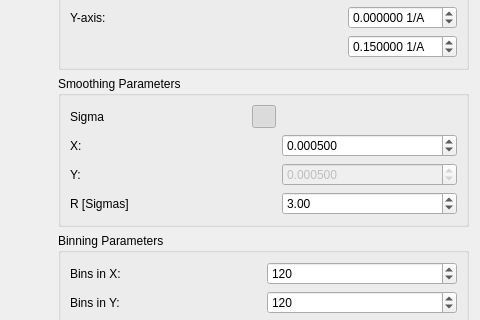
Above: src/quicknxs/views/qt/ui_smooth_dialog.ui from neutrons/quicknxs before the change; both pictures show x 370 to 850 and y 114 to 434 of the 850 by 650 pixel window. Below: the same form after it.
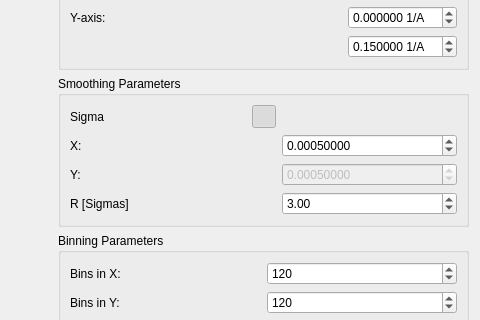
That is the form after the change. Icons and pictures are not drawn. Custom widgets are drawn as their Qt base class.

What changed in the file:
```diff
--- a/src/quicknxs/views/qt/ui_smooth_dialog.ui
+++ b/src/quicknxs/views/qt/ui_smooth_dialog.ui
@@ -274,10 +274,10 @@
           <item row="1" column="2">
            <widget class="QDoubleSpinBox" name="sigmaX">
             <property name="decimals">
-             <number>6</number>
+             <number>8</number>
             </property>
             <property name="minimum">
-             <double>0.000001000000000</double>
+             <double>0.000000010000000</double>
             </property>
             <property name="maximum">
              <double>1.000000000000000</double>
@@ -303,10 +303,10 @@
              <bool>false</bool>
             </property>
             <property name="decimals">
-             <number>6</number>
+             <number>8</number>
             </property>
             <property name="minimum">
-             <double>0.000001000000000</double>
+             <double>0.000000010000000</double>
             </property>
             <property name="maximum">
              <double>1.000000000000000</double>
```
Left out of the diff: 6 changed lines with no effect on the pictures.
